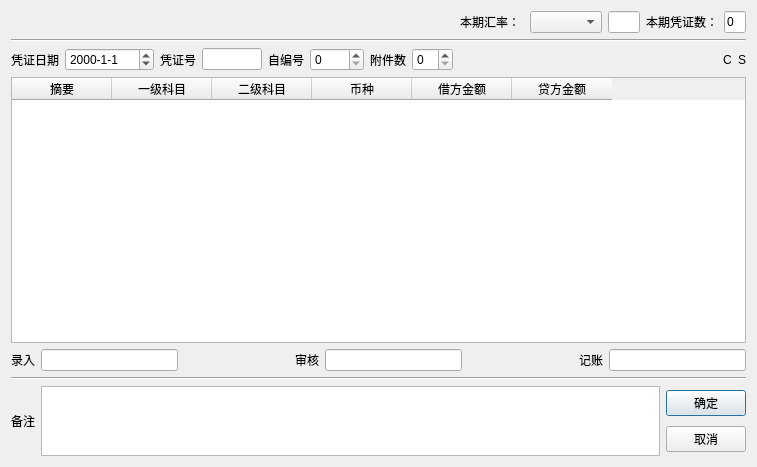
Above: forms/pzdialog.ui from wangkungit5905/PzAssistant before the change. Below: the same form after it.
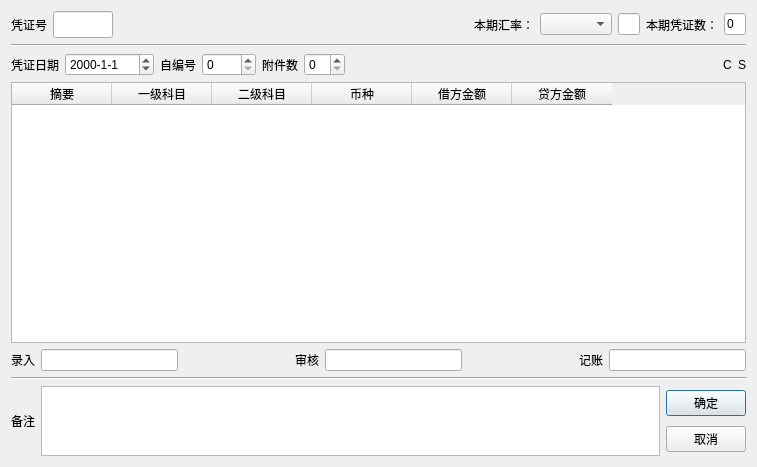
That is the form after the change. Custom widgets are drawn as their Qt base class.

```diff
--- a/forms/pzdialog.ui
+++ b/forms/pzdialog.ui
@@ -15,7 +15,49 @@
   </property>
   <layout class="QVBoxLayout" name="verticalLayout_2" stretch="1,0,1,20,1,0,2">
    <item>
-    <layout class="QHBoxLayout" name="horizontalLayout_5" stretch="5,2,1">
+    <layout class="QHBoxLayout" name="horizontalLayout_5" stretch="0,0,5,2,1">
+     <item>
+      <widget class="QLabel" name="label_2">
+       <property name="text">
+        <string>凭证号</string>
+       </property>
+      </widget>
+     </item>
+     <item>
+      <widget class="QLineEdit" name="edtPzNum">
+       <property name="sizePolicy">
+        <sizepolicy hsizetype="Fixed" vsizetype="Fixed">
+         <horstretch>0</horstretch>
+         <verstretch>0</verstretch>
+        </sizepolicy>
+       </property>
+       <property name="maximumSize">
+        <size>
+         <width>60</width>
+         <height>16777215</height>
+        </size>
+       </property>
+       <property name="baseSize">
+        <size>
+         <width>0</width>
+         <height>0</height>
+        </size>
+       </property>
+       <property name="font">
+        <font>
+         <pointsize>12</pointsize>
+         <weight>75</weight>
+         <bold>true</bold>
+        </font>
+       </property>
+       <property name="alignment">
+        <set>Qt::AlignCenter</set>
+       </property>
+       <property name="readOnly">
+        <bool>true</bool>
+       </property>
+      </widget>
+     </item>
      <item>
       <spacer name="horizontalSpacer">
        <property name="orientation">
@@ -99,41 +141,6 @@
        </property>
       </widget>
      </item>
-     <item>
-      <widget class="QLabel" name="label_2">
-       <property name="text">
-        <string>凭证号</string>
-       </property>
-      </widget>
-     </item>
-     <item>
-      <widget class="QLineEdit" name="edtPzNum">
-       <property name="sizePolicy">
-        <sizepolicy hsizetype="Fixed" vsizetype="Fixed">
-         <horstretch>0</horstretch>
-         <verstretch>0</verstretch>
-        </sizepolicy>
-       </property>
-       <property name="maximumSize">
-        <size>
-         <width>60</width>
-         <height>16777215</height>
-        </size>
-       </property>
-       <property name="baseSize">
-        <size>
-         <width>0</width>
-         <height>0</height>
-        </size>
-       </property>
-       <property name="alignment">
-        <set>Qt::AlignCenter</set>
-       </property>
-       <property name="readOnly">
-        <bool>true</bool>
-       </property>
-      </widget>
-     </item>
      <item>
       <widget class="QLabel" name="label_3">
        <property name="text">
@@ -173,6 +180,16 @@
      </item>
      <item>
       <widget class="QLabel" name="lblDiff">
+       <property name="font">
+        <font>
+         <pointsize>12</pointsize>
+         <weight>75</weight>
+         <bold>true</bold>
+        </font>
+       </property>
+       <property name="styleSheet">
+        <string notr="true">color: rgb(203, 11, 42);</string>
+       </property>
        <property name="text">
         <string/>
        </property>
```
